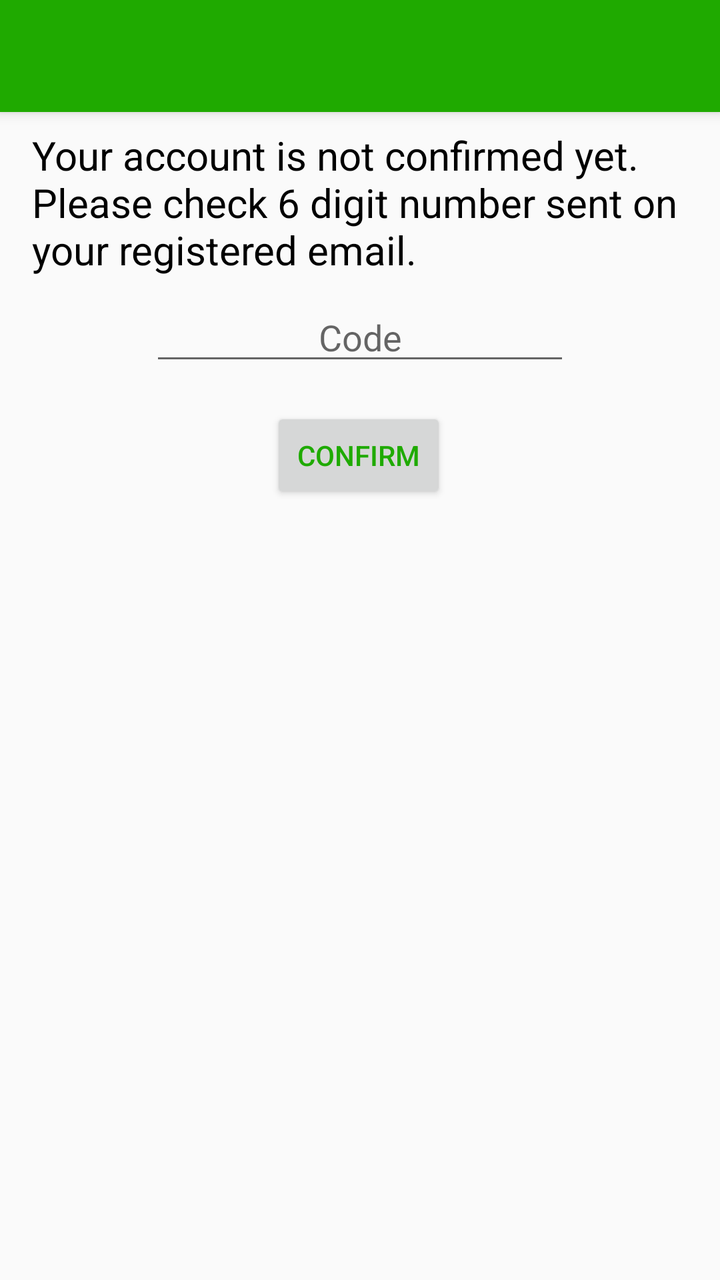
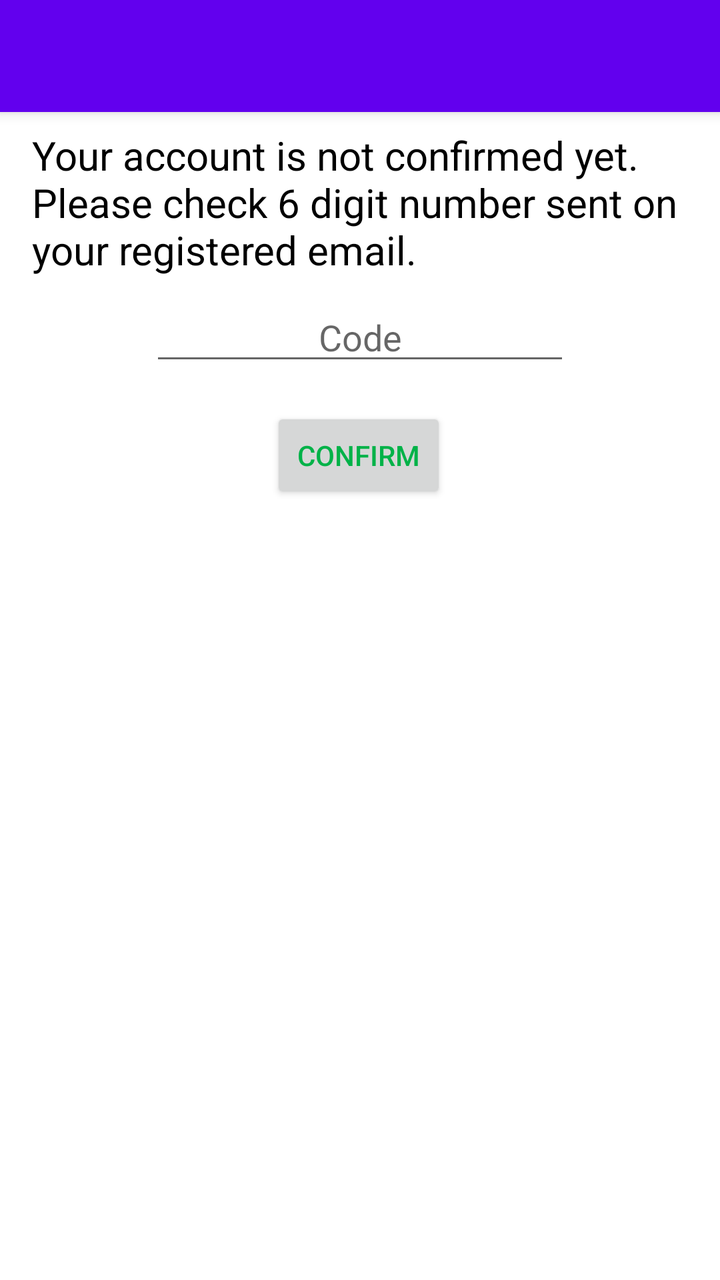

Screens rendered from an Android XML layout before and after an edit, with the pre-edit source and the edit as a unified diff.
<!-- AndroidManifest.xml: activity theme AppTheme.NoActionBar -->
<!-- res/layout/activity_confirmation.xml -->
<?xml version="1.0" encoding="utf-8"?>
<android.support.design.widget.CoordinatorLayout xmlns:android="http://schemas.android.com/apk/res/android"
    xmlns:app="http://schemas.android.com/apk/res-auto"
    xmlns:tools="http://schemas.android.com/tools"
    android:layout_width="match_parent"
    android:layout_height="match_parent"
    tools:context=".auth.ConfirmationActivity">

    <android.support.design.widget.AppBarLayout
        android:layout_width="match_parent"
        android:layout_height="wrap_content"
        android:theme="@style/AppTheme.AppBarOverlay">

        <android.support.v7.widget.Toolbar
            android:id="@+id/toolbar"
            android:layout_width="match_parent"
            android:layout_height="?attr/actionBarSize"
            android:background="?attr/colorPrimary"
            app:popupTheme="@style/AppTheme.PopupOverlay" />

    </android.support.design.widget.AppBarLayout>

    <include layout="@layout/content_confirmation" />


</android.support.design.widget.CoordinatorLayout>
<!-- res/layout/content_confirmation.xml (included above) -->
<?xml version="1.0" encoding="utf-8"?>
<android.support.constraint.ConstraintLayout xmlns:android="http://schemas.android.com/apk/res/android"
    xmlns:app="http://schemas.android.com/apk/res-auto"
    xmlns:tools="http://schemas.android.com/tools"
    android:layout_width="match_parent"
    android:layout_height="match_parent"
    app:layout_behavior="@string/appbar_scrolling_view_behavior"
    tools:context=".auth.ConfirmationActivity"
    tools:showIn="@layout/activity_confirmation">

    <TextView
        android:id="@+id/textView"
        android:layout_width="0dp"
        android:layout_height="wrap_content"
        android:layout_marginStart="16dp"
        android:layout_marginTop="8dp"

        android:layout_marginEnd="16dp"
        android:text="Your account is not confirmed yet. Please check 6 digit number sent on your registered email."
        android:textColor="#000"
        android:textSize="20sp"
        app:layout_constraintEnd_toEndOf="parent"
        app:layout_constraintStart_toStartOf="parent"
        app:layout_constraintTop_toTopOf="parent" />

    <EditText
        android:id="@+id/txt_code_confirm"
        android:layout_width="wrap_content"
        android:layout_height="wrap_content"
        android:layout_marginStart="8dp"
        android:layout_marginTop="8dp"
        android:layout_marginEnd="8dp"
        android:ems="10"
        android:hint="Code"
        android:inputType="number"
        android:textAlignment="center"
        app:layout_constraintEnd_toEndOf="parent"
        app:layout_constraintStart_toStartOf="parent"
        app:layout_constraintTop_toBottomOf="@+id/textView" />


    <EditText
        android:id="@+id/txt_email_confirm"
        android:layout_width="wrap_content"
        android:layout_height="wrap_content"
        android:layout_marginStart="8dp"
        android:layout_marginTop="8dp"
        android:layout_marginEnd="8dp"
        android:ems="10"
        android:hint="Email Address"
        android:inputType="textEmailAddress"
        app:layout_constraintEnd_toEndOf="parent"
        app:layout_constraintStart_toStartOf="parent"
        app:layout_constraintTop_toBottomOf="@+id/txt_code_confirm"
        android:visibility="gone"
        />

    <Button
        android:id="@+id/btn_confirm"
        android:layout_width="wrap_content"
        android:layout_height="wrap_content"
        android:layout_marginStart="8dp"
        android:layout_marginTop="16dp"
        android:layout_marginEnd="8dp"
        android:text="Confirm"
        android:textColor="@color/colorPrimaryDark"
        app:layout_constraintEnd_toEndOf="parent"
        app:layout_constraintHorizontal_bias="0.498"
        app:layout_constraintStart_toStartOf="parent"
        app:layout_constraintTop_toBottomOf="@+id/txt_email_confirm" />
</android.support.constraint.ConstraintLayout>
<!-- resources referenced by this layout -->
<resources>
  <color name="colorPrimaryDark">#1faa00</color>
  <style name="AppTheme.AppBarOverlay" parent="ThemeOverlay.AppCompat.Dark.ActionBar" />
  <style name="AppTheme.PopupOverlay" parent="ThemeOverlay.AppCompat.Light" />
  <style name="AppTheme.NoActionBar">
          <item name="windowActionBar">false</item>
          <item name="windowNoTitle">true</item>
      </style>
</resources>

<!-- the commit's change to res/layout/activity_confirmation.xml (unified diff, before → after) -->
@@ -1,32 +1,30 @@
 <?xml version="1.0" encoding="utf-8"?>
-<android.support.design.widget.CoordinatorLayout xmlns:android="http://schemas.android.com/apk/res/android"
+<androidx.coordinatorlayout.widget.CoordinatorLayout xmlns:android="http://schemas.android.com/apk/res/android"
     xmlns:app="http://schemas.android.com/apk/res-auto"
     xmlns:tools="http://schemas.android.com/tools"
     android:layout_width="match_parent"
     android:layout_height="match_parent"
     tools:context=".auth.ConfirmationActivity">
 
-    <android.support.design.widget.AppBarLayout
+    <com.google.android.material.appbar.AppBarLayout
         android:layout_width="match_parent"
-        android:layout_height="wrap_content"
-        android:theme="@style/AppTheme.AppBarOverlay">
+        android:layout_height="wrap_content">
 
-        <android.support.v7.widget.Toolbar
+        <androidx.appcompat.widget.Toolbar
             android:id="@+id/toolbar"
             android:layout_width="match_parent"
             android:layout_height="?attr/actionBarSize"
-            android:background="?attr/colorPrimary"
-            app:popupTheme="@style/AppTheme.PopupOverlay" />
+            android:background="?attr/colorPrimary" />
 
-    </android.support.design.widget.AppBarLayout>
+    </com.google.android.material.appbar.AppBarLayout>
 
     <include layout="@layout/content_confirmation" />
 
 
-</android.support.design.widget.CoordinatorLayout>
+</androidx.coordinatorlayout.widget.CoordinatorLayout>
 <!-- res/layout/content_confirmation.xml (included above) -->
 <?xml version="1.0" encoding="utf-8"?>
-<android.support.constraint.ConstraintLayout xmlns:android="http://schemas.android.com/apk/res/android"
+<androidx.constraintlayout.widget.ConstraintLayout xmlns:android="http://schemas.android.com/apk/res/android"
     xmlns:app="http://schemas.android.com/apk/res-auto"
     xmlns:tools="http://schemas.android.com/tools"
     android:layout_width="match_parent"
@@ -95,4 +93,4 @@
         app:layout_constraintHorizontal_bias="0.498"
         app:layout_constraintStart_toStartOf="parent"
         app:layout_constraintTop_toBottomOf="@+id/txt_email_confirm" />
-</android.support.constraint.ConstraintLayout>
+</androidx.constraintlayout.widget.ConstraintLayout>
<!-- resource entries referenced after the edit -->
@@ -1,8 +1,6 @@
 <!-- resources referenced by this layout -->
 <resources>
-  <color name="colorPrimaryDark">#1faa00</color>
-  <style name="AppTheme.AppBarOverlay" parent="ThemeOverlay.AppCompat.Dark.ActionBar" />
-  <style name="AppTheme.PopupOverlay" parent="ThemeOverlay.AppCompat.Light" />
+  <color name="colorPrimaryDark">#00b248</color>
   <style name="AppTheme.NoActionBar">
           <item name="windowActionBar">false</item>
           <item name="windowNoTitle">true</item>
